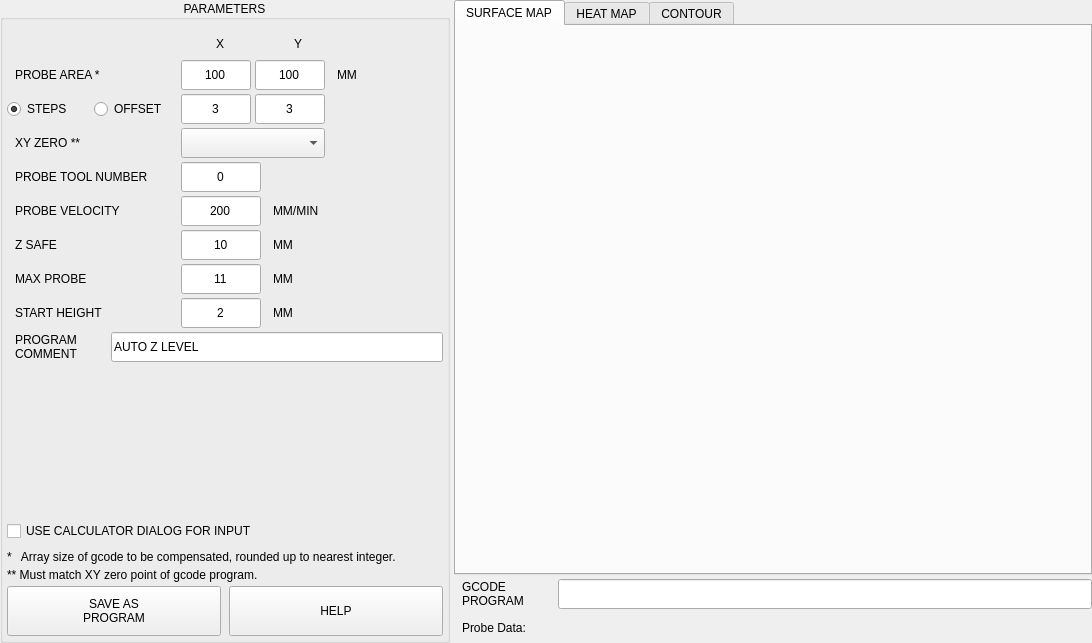
Old version of the form utils/zlevel.ui in the repository persei802/QtDragon_hd.
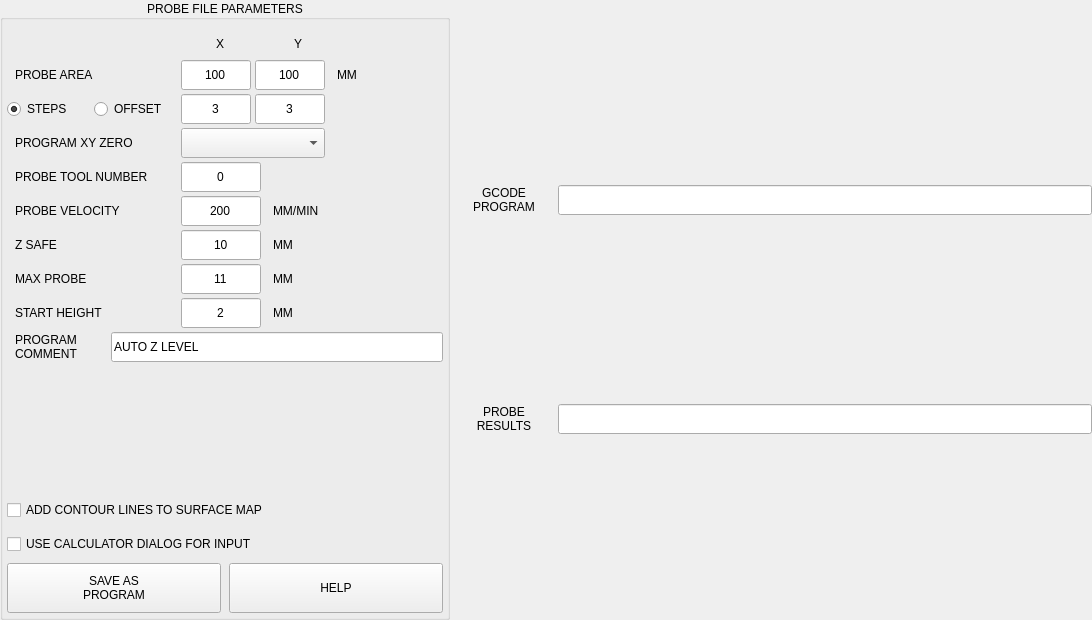
New version of the form.

```diff
--- a/utils/zlevel.ui
+++ b/utils/zlevel.ui
@@ -7,7 +7,7 @@
     <x>0</x>
     <y>0</y>
     <width>1092</width>
-    <height>643</height>
+    <height>620</height>
    </rect>
   </property>
   <property name="sizePolicy">
@@ -56,7 +56,7 @@
       </size>
      </property>
      <property name="title">
-      <string>PARAMETERS</string>
+      <string>PROBE FILE PARAMETERS</string>
      </property>
      <property name="alignment">
       <set>Qt::AlignCenter</set>
@@ -198,7 +198,7 @@
            </size>
           </property>
           <property name="text">
-           <string>PROBE AREA *</string>
+           <string>PROBE AREA</string>
           </property>
           <property name="indent">
            <number>8</number>
@@ -452,7 +452,7 @@
            </size>
           </property>
           <property name="text">
-           <string>XY ZERO **</string>
+           <string>PROGRAM XY ZERO</string>
           </property>
           <property name="indent">
            <number>8</number>
@@ -944,6 +944,31 @@
         </property>
        </spacer>
       </item>
+      <item>
+       <widget class="QCheckBox" name="chk_add_contours">
+        <property name="sizePolicy">
+         <sizepolicy hsizetype="Preferred" vsizetype="Preferred">
+          <horstretch>0</horstretch>
+          <verstretch>0</verstretch>
+         </sizepolicy>
+        </property>
+        <property name="minimumSize">
+         <size>
+          <width>0</width>
+          <height>30</height>
+         </size>
+        </property>
+        <property name="maximumSize">
+         <size>
+          <width>16777215</width>
+          <height>30</height>
+         </size>
+        </property>
+        <property name="text">
+         <string>ADD CONTOUR LINES TO SURFACE MAP</string>
+        </property>
+       </widget>
+      </item>
       <item>
        <widget class="QCheckBox" name="chk_use_calc">
         <property name="sizePolicy">
@@ -969,26 +994,6 @@
         </property>
        </widget>
       </item>
-      <item>
-       <widget class="QLabel" name="lbl_explain_area">
-        <property name="text">
-         <string>*   Array size of gcode to be compensated, rounded up to nearest integer.</string>
-        </property>
-        <property name="wordWrap">
-         <bool>true</bool>
-        </property>
-       </widget>
-      </item>
-      <item>
-       <widget class="QLabel" name="lbl_explain_zero">
-        <property name="text">
-         <string>** Must match XY zero point of gcode program.</string>
-        </property>
-        <property name="wordWrap">
-         <bool>true</bool>
-        </property>
-       </widget>
-      </item>
       <item>
        <layout class="QHBoxLayout" name="horizontalLayout_8">
         <property name="spacing">
@@ -1054,7 +1059,7 @@
     </widget>
    </item>
    <item>
-    <layout class="QVBoxLayout" name="verticalLayout_2">
+    <layout class="QVBoxLayout" name="verticalLayout_2" stretch="1,0,0">
      <property name="spacing">
       <number>4</number>
      </property>
@@ -1062,77 +1067,11 @@
       <number>0</number>
      </property>
      <item>
-      <widget class="QTabWidget" name="tabWidget_zcomp">
-       <property name="currentIndex">
-        <number>0</number>
+      <layout class="QVBoxLayout" name="layout_surfacemap">
+       <property name="spacing">
+        <number>4</number>
        </property>
-       <widget class="QWidget" name="tab_surface">
-        <attribute name="title">
-         <string>SURFACE MAP</string>
-        </attribute>
-        <layout class="QVBoxLayout" name="layout_surface">
-         <property name="spacing">
-          <number>4</number>
-         </property>
-         <property name="leftMargin">
-          <number>0</number>
-         </property>
-         <property name="topMargin">
-          <number>0</number>
-         </property>
-         <property name="rightMargin">
-          <number>0</number>
-         </property>
-         <property name="bottomMargin">
-          <number>0</number>
-         </property>
-        </layout>
-       </widget>
-       <widget class="QWidget" name="tab_heatmap">
-        <attribute name="title">
-         <string>HEAT MAP</string>
-        </attribute>
-        <layout class="QVBoxLayout" name="layout_heatmap">
-         <property name="spacing">
-          <number>4</number>
-         </property>
-         <property name="leftMargin">
-          <number>0</number>
-         </property>
-         <property name="topMargin">
-          <number>0</number>
-         </property>
-         <property name="rightMargin">
-          <number>0</number>
-         </property>
-         <property name="bottomMargin">
-          <number>0</number>
-         </property>
-        </layout>
-       </widget>
-       <widget class="QWidget" name="tab_contour">
-        <attribute name="title">
-         <string>CONTOUR</string>
-        </attribute>
-        <layout class="QVBoxLayout" name="layout_contour">
-         <property name="spacing">
-          <number>4</number>
-         </property>
-         <property name="leftMargin">
-          <number>0</number>
-         </property>
-         <property name="topMargin">
-          <number>0</number>
-         </property>
-         <property name="rightMargin">
-          <number>0</number>
-         </property>
-         <property name="bottomMargin">
-          <number>0</number>
-         </property>
-        </layout>
-       </widget>
-      </widget>
+      </layout>
      </item>
      <item>
       <layout class="QHBoxLayout" name="horizontalLayout_4">
@@ -1161,7 +1100,7 @@
 PROGRAM</string>
          </property>
          <property name="alignment">
-          <set>Qt::AlignLeading|Qt::AlignLeft|Qt::AlignVCenter</set>
+          <set>Qt::AlignCenter</set>
          </property>
          <property name="indent">
           <number>8</number>
@@ -1195,7 +1134,7 @@
           <string>Use the FILE page to load a gcode program to be probed.</string>
          </property>
          <property name="readOnly">
-          <bool>false</bool>
+          <bool>true</bool>
          </property>
         </widget>
        </item>
@@ -1224,7 +1163,11 @@
           </size>
          </property>
          <property name="text">
-          <string>Probe Data:</string>
+          <string>PROBE
+RESULTS</string>
+         </property>
+         <property name="alignment">
+          <set>Qt::AlignCenter</set>
          </property>
          <property name="indent">
           <number>8</number>
@@ -1232,9 +1175,30 @@
         </widget>
        </item>
        <item>
-        <widget class="QLabel" name="lbl_probe_data">
-         <property name="text">
-          <string/>
+        <widget class="QLineEdit" name="lineEdit_probe_result">
+         <property name="sizePolicy">
+          <sizepolicy hsizetype="Preferred" vsizetype="Preferred">
+           <horstretch>0</horstretch>
+           <verstretch>0</verstretch>
+          </sizepolicy>
+         </property>
+         <property name="minimumSize">
+          <size>
+           <width>0</width>
+           <height>30</height>
+          </size>
+         </property>
+         <property name="maximumSize">
+          <size>
+           <width>16777215</width>
+           <height>30</height>
+          </size>
+         </property>
+         <property name="toolTip">
+          <string>The result of the probing program named above. Contains an array of XY coordinates with probed Z values.</string>
+         </property>
+         <property name="readOnly">
+          <bool>true</bool>
          </property>
         </widget>
        </item>
```
Left out of the diff: 13 changed lines with no effect on the pictures.
